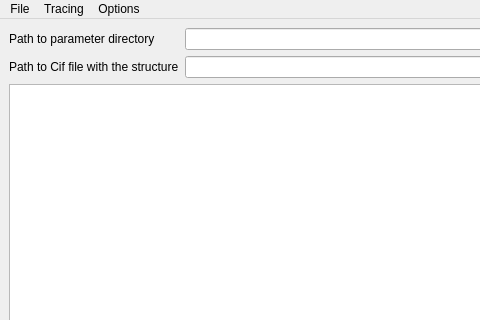
This is examples/gui_assigner/src/ui/main_window.ui in cernylab/libLLKA as Qt 5 draws it before an edit; both pictures show x 0 to 480 and y 0 to 320 of the 800 by 600 pixel window. The edited form follows.
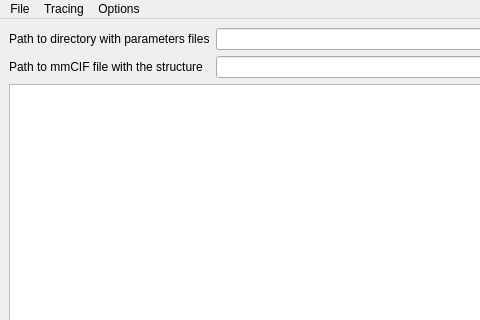
This is the edited form.

Commit message: Minor touch-ups in the gui_assigner UI

```diff
--- a/examples/gui_assigner/src/ui/main_window.ui
+++ b/examples/gui_assigner/src/ui/main_window.ui
@@ -20,7 +20,7 @@
       <item row="0" column="0">
        <widget class="QLabel" name="ql_paramsDirPath">
         <property name="text">
-         <string>Path to parameter directory</string>
+         <string>Path to directory with parameters files</string>
         </property>
        </widget>
       </item>
@@ -41,7 +41,7 @@
       <item row="1" column="0">
        <widget class="QLabel" name="ql_cifFilePath">
         <property name="text">
-         <string>Path to Cif file with the structure</string>
+         <string>Path to mmCIF file with the structure</string>
         </property>
        </widget>
       </item>
```
The commit also changes 4 other files.
